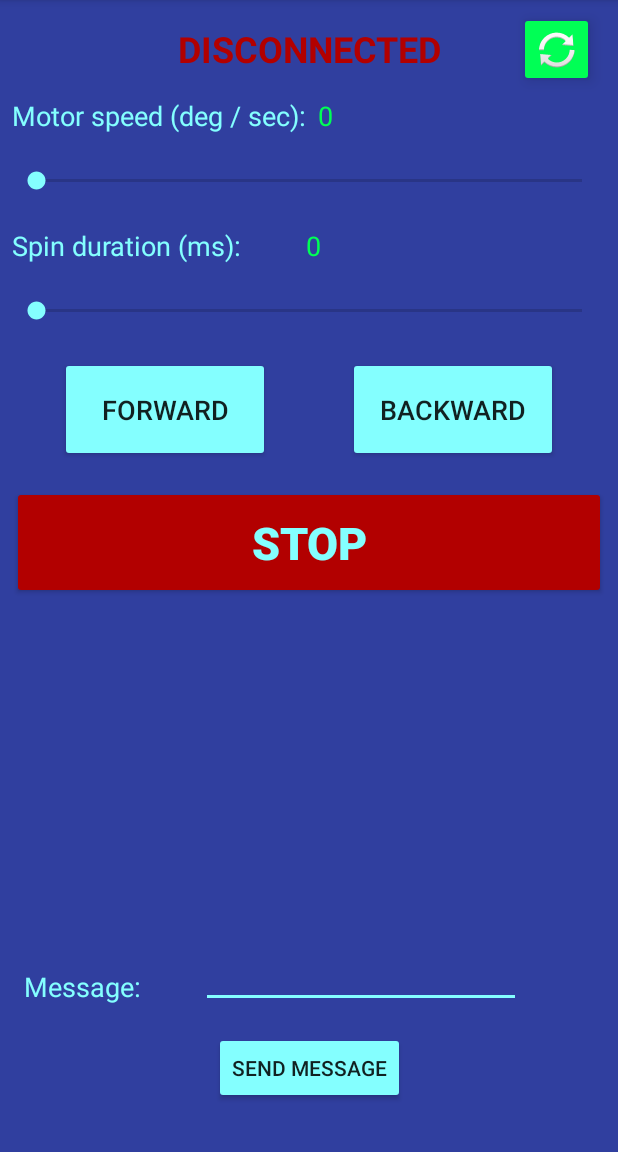
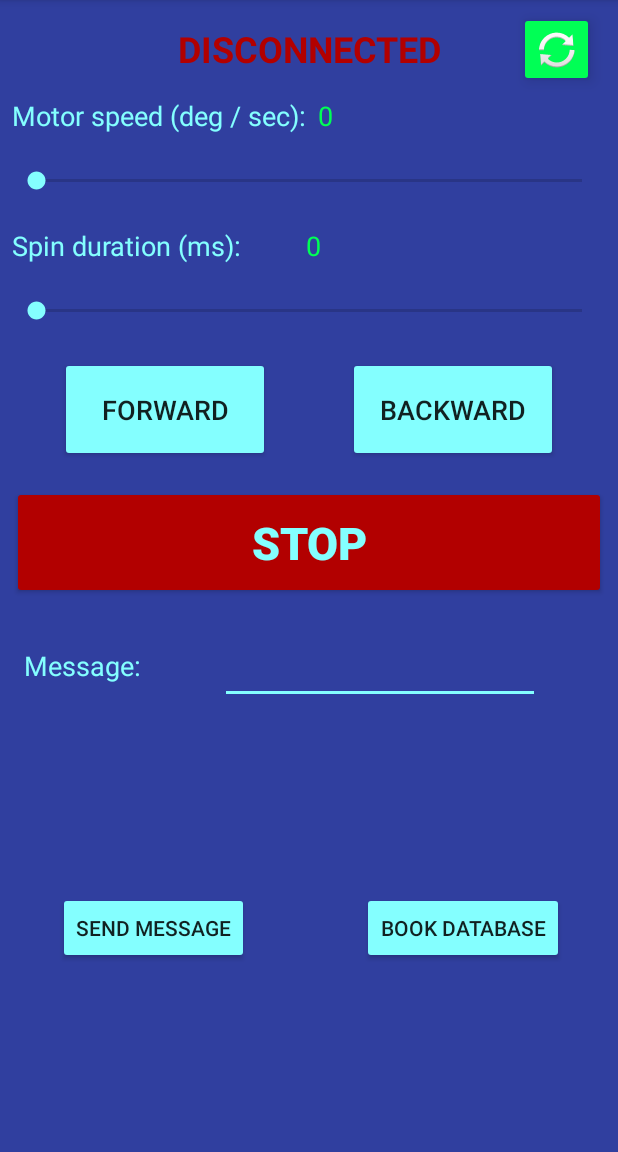
Before and after one commit to Battery233/Biblio-tech, an Android app: the DevActivity screen opened directly, with no data from a screen before it, on a phone screen of 412 x 824 dp, the part 84-1236 px from its top. Run offline under Robolectric (Android 15) with nearby library versions, the phone set to English and light mode, and no system bars; libraries missing offline, so code that uses them is left out: co.lujun.lmbluetoothsdk; 4 statements that could not run were skipped.

Commit message:
App structure reorganized

```diff
--- a/Android_app/app/src/main/java/com/luckythirteen/bibliotech/dev/DevActivity.java
+++ b/Android_app/app/src/main/java/com/luckythirteen/bibliotech/dev/DevActivity.java
@@ -19,8 +19,9 @@ import android.widget.ImageButton;
 import android.widget.SeekBar;
 import android.widget.TextView;
 import android.widget.Toast;
-
+import android.content.Intent;
 import com.luckythirteen.bibliotech.R;
+import com.luckythirteen.bibliotech.demo.FetchActivity;
 
 import java.util.UUID;
 
@@ -40,7 +41,7 @@ public class DevActivity extends AppCompatActivity {
     // UI elements
     private TextView bluetoothStatus;
     private EditText messageText, speedText, durationText;
-    private Button sendButton, forwardButton, backwardButton, stopButton;
+    private Button sendButton, forwardButton, backwardButton, stopButton,bookDatabase;
     private ImageButton reconnectButton;
     private SeekBar speedBar, durationBar;
 
@@ -83,9 +84,10 @@ public class DevActivity extends AppCompatActivity {
 
                 // Vibrate phone (different methods depending on API version)
                 if (Build.VERSION.SDK_INT >= 26) {
-                    ((Vibrator) getSystemService(VIBRATOR_SERVICE)).vibrate(VibrationEffect.createOneShot(150, VibrationEffect.DEFAULT_AMPLITUDE));
-                } else {
-                    ((Vibrator) getSystemService(VIBRATOR_SERVICE)).vibrate(150);
+                    try {
+                        ((Vibrator) getSystemService(VIBRATOR_SERVICE)).vibrate(VibrationEffect.createOneShot(150, VibrationEffect.DEFAULT_AMPLITUDE));
+                    }catch(Exception ignored){}} else {
+                    try {((Vibrator) getSystemService(VIBRATOR_SERVICE)).vibrate(150);}catch(Exception ignored){}
                 }
 
             }
@@ -178,6 +180,15 @@ public class DevActivity extends AppCompatActivity {
         });
         // ***********************************************************
         // ***********************************************************
+
+        findViewById(R.id.bookDatabase).setOnClickListener(new View.OnClickListener() {
+            @Override
+            public void onClick(View v)
+            {
+                    Intent intent = new Intent(DevActivity.super.getApplicationContext(), FetchActivity.class);
+                    startActivity(intent);
+            }
+        });
 
         // Set listeners for all buttons
         sendButton.setOnClickListener(new View.OnClickListener() {
--- a/Android_app/app/src/main/res/layout/activity_dev.xml
+++ b/Android_app/app/src/main/res/layout/activity_dev.xml
@@ -11,39 +11,59 @@
         android:id="@+id/editMessage"
         android:layout_width="wrap_content"
         android:layout_height="46dp"
-        android:layout_marginBottom="16dp"
-        android:layout_marginStart="40dp"
+        android:layout_marginEnd="24dp"
+        android:layout_marginStart="24dp"
+        android:layout_marginTop="24dp"
         android:ems="10"
         android:inputType="textPersonName"
         android:textColor="@color/colorAccent"
-        app:layout_constraintBottom_toTopOf="@+id/btnSendMessage"
-        app:layout_constraintStart_toEndOf="@+id/txtMessageSendLabel" />
+        app:layout_constraintEnd_toEndOf="parent"
+        app:layout_constraintStart_toEndOf="@+id/txtMessageSendLabel"
+        app:layout_constraintTop_toBottomOf="@+id/btnStop" />
 
     <TextView
         android:id="@+id/txtMessageSendLabel"
         android:layout_width="wrap_content"
-        android:layout_height="wrap_content"
-        android:layout_marginBottom="18dp"
+        android:layout_height="27dp"
         android:layout_marginStart="16dp"
+        android:layout_marginTop="32dp"
         android:text="@string/txtMessage"
         android:textColor="@color/colorAccent"
         android:textSize="18sp"
-        app:layout_constraintBottom_toTopOf="@+id/btnSendMessage"
-        app:layout_constraintStart_toStartOf="parent" />
+        app:layout_constraintStart_toStartOf="parent"
+        app:layout_constraintTop_toBottomOf="@+id/btnStop" />
 
     <Button
         android:id="@+id/btnSendMessage"
         android:layout_width="wrap_content"
         android:layout_height="wrap_content"
-        android:layout_marginBottom="32dp"
+        android:layout_marginBottom="8dp"
         android:layout_marginEnd="8dp"
         android:layout_marginStart="8dp"
+        android:layout_marginTop="8dp"
         android:backgroundTint="@color/colorAccent"
         android:elevation="12dp"
         android:text="@string/btnSendMessage"
         app:layout_constraintBottom_toBottomOf="parent"
+        app:layout_constraintEnd_toStartOf="@+id/guideline"
+        app:layout_constraintStart_toStartOf="parent"
+        app:layout_constraintTop_toBottomOf="@+id/editMessage" />
+
+    <Button
+        android:id="@+id/bookDatabase"
+        android:layout_width="wrap_content"
+        android:layout_height="wrap_content"
+        android:layout_marginBottom="8dp"
+        android:layout_marginEnd="8dp"
+        android:layout_marginStart="8dp"
+        android:layout_marginTop="8dp"
+        android:backgroundTint="@color/colorAccent"
+        android:elevation="12dp"
+        android:text="@string/BookDatabase"
+        app:layout_constraintBottom_toBottomOf="parent"
         app:layout_constraintEnd_toEndOf="parent"
-        app:layout_constraintStart_toStartOf="parent" />
+        app:layout_constraintStart_toStartOf="@+id/guideline"
+        app:layout_constraintTop_toBottomOf="@+id/editMessage" />
 
     <TextView
         android:id="@+id/txtBluetoothStatus"
@@ -164,9 +184,9 @@
         android:layout_marginStart="8dp"
         android:layout_marginTop="16dp"
         android:background="@android:color/transparent"
-        android:maxLength="4"
         android:ems="10"
         android:inputType="numberSigned"
+        android:maxLength="4"
         android:singleLine="true"
         android:text="@string/txtDefaultSpeedValue"
         android:textColor="@color/colorBluetoothConnected"
@@ -177,11 +197,11 @@
         android:id="@+id/txtDurationValue"
         android:layout_width="wrap_content"
         android:layout_height="wrap_content"
-        android:maxLength="5"
         android:layout_marginTop="16dp"
         android:background="@android:color/transparent"
         android:ems="10"
         android:inputType="numberSigned"
+        android:maxLength="5"
         android:singleLine="true"
         android:text="@string/txtDefaultDurationValue"
         android:textColor="@color/colorBluetoothConnected"
@@ -200,4 +220,11 @@
         app:layout_constraintTop_toTopOf="parent"
         app:srcCompat="@android:drawable/ic_popup_sync" />
 
+    <android.support.constraint.Guideline
+        android:id="@+id/guideline"
+        android:layout_width="wrap_content"
+        android:layout_height="wrap_content"
+        android:orientation="vertical"
+        app:layout_constraintGuide_begin="205dp" />
+
 </android.support.constraint.ConstraintLayout>
--- a/Android_app/app/src/main/res/values/strings.xml
+++ b/Android_app/app/src/main/res/values/strings.xml
@@ -1,9 +1,9 @@
 <resources>
     <string name="app_name">Bibliotech</string>
 
-    <string name="selectModeLabel">Select mode</string>
+    <string name="selectModeLabel">Welcome</string>
     <string name="DemoModeButtonLabel">Demo mode</string>
-    <string name="DevModeButtonLabel">Dev mode</string>
+    <string name="DevModeButtonLabel">Start exploring</string>
 
     <string name="fetchScreenTitle">Fetch a book!</string>
     <string name="fetchTitleLabel">Title:</string>
@@ -26,6 +26,7 @@
     <string name="txtDefaultSpeedValue">0</string>
     <string name="txtSetDuration">Spin duration (ms):</string>
     <string name="txtDefaultDurationValue">0</string>
+    <string name="BookDatabase">Book Database</string>
 
     <string name="btnForward">Forward</string>
     <string name="btnBackward">Backward</string>
```
Also changed, not shown: Android_app/app/src/main/java/com/luckythirteen/bibliotech/MainActivity.java (+3 -4 lines), Android_app/app/src/main/java/com/luckythirteen/bibliotech/demo/FetchActivity.java (+6 -9 lines), Android_app/app/src/main/res/layout/activity_main.xml (+12 -23 lines), Android_app/app/src/main/res/layout/activity_splash.xml (+5 -5 lines).
